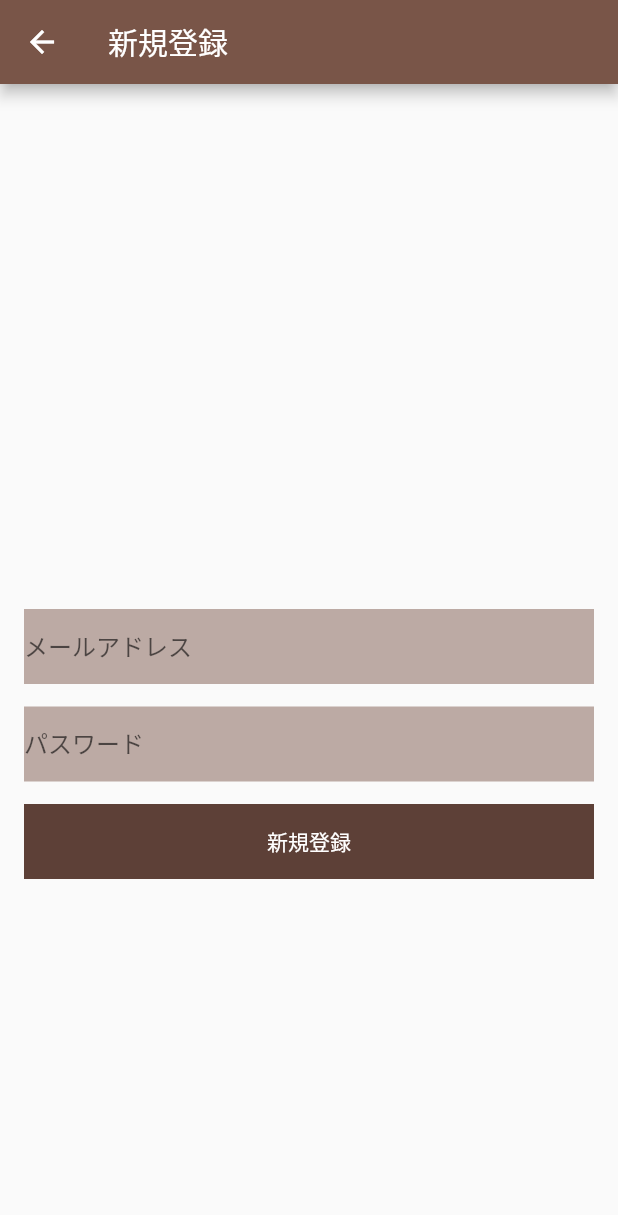
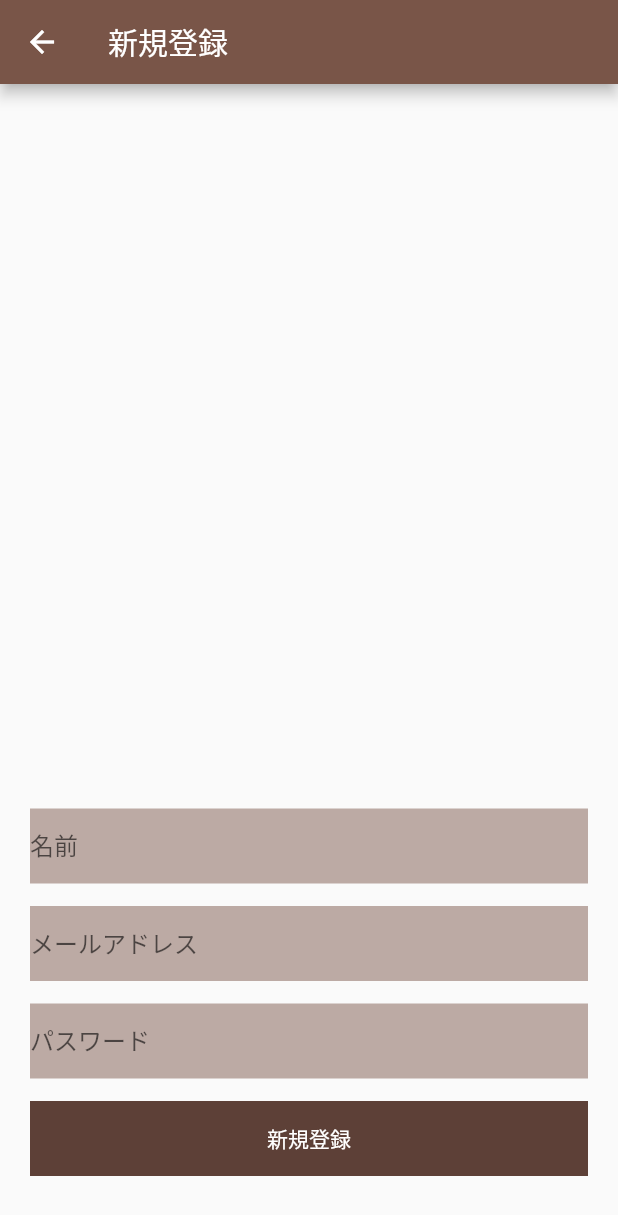
Before and after one commit to sakurako-y0316/sakuline, a Flutter app: the SignUpScreen screen opened directly, on a phone screen of 412 x 824 dp. Shown: the top 1215 px of the screen. Run offline on Flutter 3.47's test engine with Material 2 defaults, Android fonts, the phone set to English and light mode, and no system bars; our stand-ins replace cloud_firestore, firebase_auth, firebase_storage, flutter_slidable, flutter_spinkit, image_picker and 2 more; missing offline and left inert: flutter_rounded_date_picker; accounts and stored records are empty.

Commit message:
200825_新規アカウント作成時に名前を登録できるようにする

```diff
--- a/lib/screen/signup_screen.dart
+++ b/lib/screen/signup_screen.dart
@@ -1,15 +1,15 @@
 import 'package:flutter/material.dart';
 import 'package:provider/provider.dart';
 import 'package:sakura_line/screen/login_screen.dart';
+import 'package:sakura_line/screen/top_screen.dart';
 import 'package:sakura_line/view_model/signup_screen_view_model.dart';
-
-import 'top_screen.dart';
 
 class SignUpScreen extends StatelessWidget {
   @override
   Widget build(BuildContext context) {
-    final mailController = TextEditingController();
-    final passwordController = TextEditingController();
+    final TextEditingController nameController = TextEditingController();
+    final TextEditingController mailController = TextEditingController();
+    final TextEditingController passwordController = TextEditingController();
 
     return ChangeNotifierProvider<SignUpScreenViewModel>(
       create: (_) => SignUpScreenViewModel(),
@@ -19,52 +19,27 @@ class SignUpScreen extends StatelessWidget {
         ),
         body: Consumer<SignUpScreenViewModel>(
             builder: (context, viewmodel, child) {
-          return SingleChildScrollView(
+          return Container(
+            padding: EdgeInsets.all(20),
             child: Column(
+              mainAxisAlignment: MainAxisAlignment.end,
               children: <Widget>[
-                SizedBox(
-                  height: 350,
-                ),
-                Container(
-                  color: Colors.brown[200],
-                  height: 50,
-                  margin: EdgeInsets.only(left: 16, right: 16),
-                  child: TextField(
-                    onChanged: (text) {
-                      viewmodel.mail = text;
-                    },
-                    controller: mailController,
-                    decoration: InputDecoration(
-                      hintText: 'メールアドレス',
-                      border: InputBorder.none,
-                    ),
-                  ),
-                ),
-                Container(
-                  color: Colors.brown[200],
-                  height: 50,
-                  margin:
-                      EdgeInsets.only(left: 16, right: 16, top: 15, bottom: 15),
-                  child: TextField(
-                    onChanged: (text) {
-                      viewmodel.password = text;
-                    },
-                    controller: passwordController,
-                    decoration: InputDecoration(
-                      hintText: 'パスワード',
-                      border: InputBorder.none,
-                    ),
-                  ),
-                ),
+                _textForm(viewmodel, nameController, '名前'),
+                _textForm(viewmodel, mailController, 'メールアドレス'),
+                _textForm(viewmodel, passwordController, 'パスワード'),
                 Container(
                   width: double.infinity,
                   color: Colors.brown[700],
                   height: 50,
-                  margin: EdgeInsets.only(left: 16, right: 16),
+                  margin: EdgeInsets.only(bottom: 20),
                   child: FlatButton(
                     onPressed: () async {
                       try {
-                        await viewmodel.signUp();
+                        await viewmodel.signUp(
+                          nameController,
+                          mailController,
+                          passwordController,
+                        );
                         _showDialog(context, '登録完了しました');
                       } catch (e) {
                         _showDialog(context, e.toString());
@@ -75,7 +50,7 @@ class SignUpScreen extends StatelessWidget {
                       style: TextStyle(color: Colors.white),
                     ),
                   ),
-                )
+                ),
               ],
             ),
           );
@@ -84,6 +59,28 @@ class SignUpScreen extends StatelessWidget {
     );
   }
 
+  //-----------------------------------------
+  // Formの共通化
+  //-----------------------------------------
+  Widget _textForm(SignUpScreenViewModel model,
+      TextEditingController controller, String title) {
+    return Container(
+      color: Colors.brown[200],
+      height: 50,
+      margin: EdgeInsets.only(bottom: 15),
+      child: TextFormField(
+        controller: controller,
+        decoration: InputDecoration(
+          hintText: title,
+          border: InputBorder.none,
+        ),
+      ),
+    );
+  }
+
+  //-----------------------------------------
+  // ダイアログ
+  //-----------------------------------------
   Future _showDialog(BuildContext context, String title) async {
     showDialog(
         context: context,
@@ -97,7 +94,7 @@ class SignUpScreen extends StatelessWidget {
                       context,
                       MaterialPageRoute<void>(
                         builder: (context) {
-                          return LoginScreen();
+                          return TopScreen();
                         },
                       ),
                     );
```
Also changed, not shown: lib/view_model/signup_screen_view_model.dart (+14 -8 lines).
